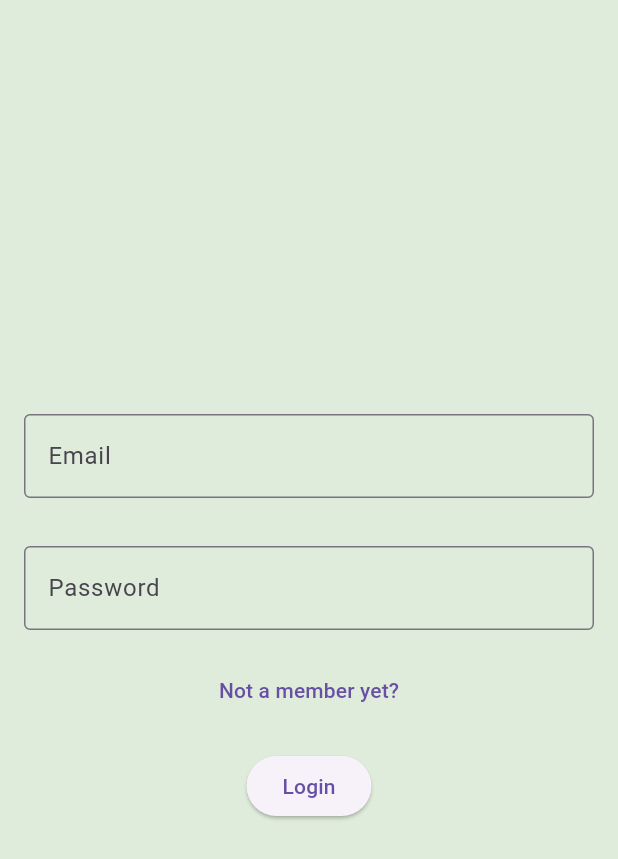
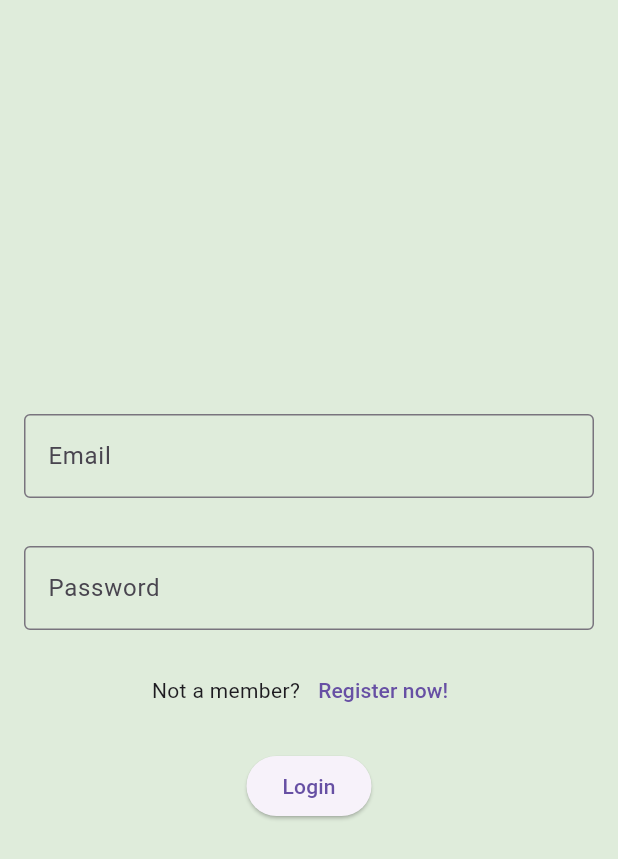
Before and after one commit to Icarus-conf/write-it-down-app, a Flutter app: the screen it shows after launch, on a phone screen of 412 x 824 dp. Shown: the top 859 px of the screen. Run offline on Flutter 3.47's test engine with Material 3 defaults, Android fonts, the phone set to English and light mode, and no system bars; our stand-ins replace cloud_firestore, date_picker_timeline, firebase_auth, firebase_core, flutter_slidable; accounts and stored records are empty; generated files the repository leaves out were written again.

Commit message:
fixing issues

```diff
--- a/lib/pages/auth/pages/login_page.dart
+++ b/lib/pages/auth/pages/login_page.dart
@@ -55,8 +55,16 @@ class LoginPage extends StatelessWidget {
                   },
                 ),
               ),
-              TextButton(
-                  onPressed: onTap, child: const Text('Not a member yet?')),
+              Row(
+                mainAxisAlignment: MainAxisAlignment.center,
+                children: [
+                  const Text('Not a member?'),
+                  TextButton(
+                    onPressed: onTap,
+                    child: const Text('Register now!'),
+                  ),
+                ],
+              ),
               Padding(
                 padding:
                     const EdgeInsets.symmetric(horizontal: 8, vertical: 16.0),
```
Also changed, not shown: lib/pages/auth/pages/register_page.dart (+10 -2 lines).
